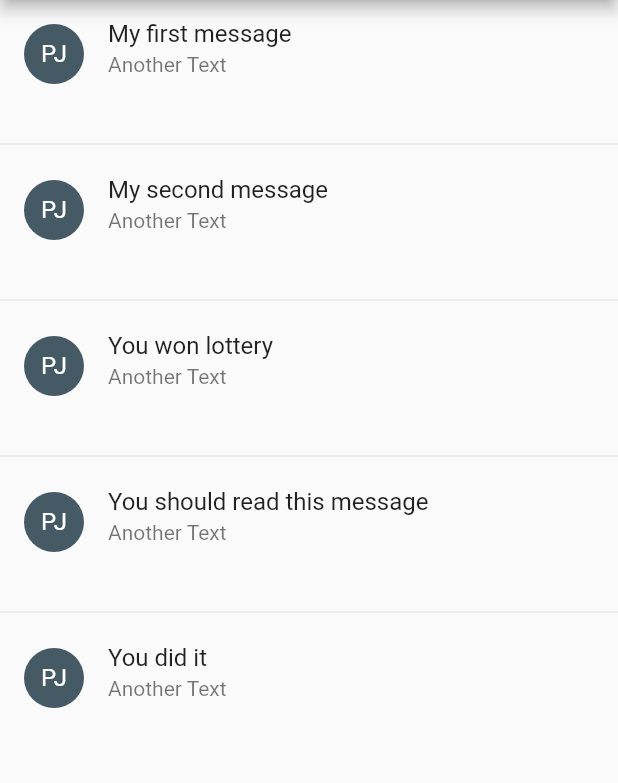
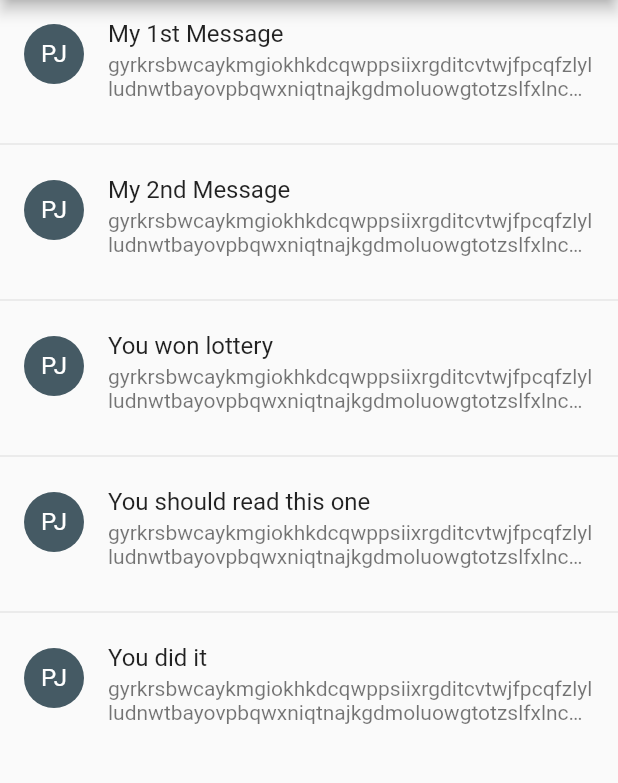
Before and after one commit to offlineprogrammer/email_app, a Flutter app: the screen it shows after launch, on a phone screen of 412 x 824 dp, the part 84-867 px from its top. Run offline on Flutter 3.47's test engine with Material 2 defaults, Android fonts, the phone set to English and light mode, and no system bars.

Commit message:
Message Class

```diff
--- a/lib/main.dart
+++ b/lib/main.dart
@@ -1,3 +1,4 @@
+import 'package:email_app/message_list.dart';
 import 'package:flutter/material.dart';
 
 void main() {
@@ -15,45 +16,7 @@ class EmailApp extends StatelessWidget {
         accentColor: Colors.red,
         visualDensity: VisualDensity.adaptivePlatformDensity,
       ),
-      home: MyHomePage(title: 'Flutter Demo Home Page'),
+      home: MessageList(title: 'Flutter Demo Home Page'),
     );
   }
 }
-
-class MyHomePage extends StatelessWidget {
-  final String title;
-  var messages = const [
-    'My first message',
-    'My second message',
-    'You won lottery',
-    'You should read this message',
-    'You did it'
-  ];
-  MyHomePage({this.title});
-
-  @override
-  Widget build(BuildContext context) {
-    return Scaffold(
-      appBar: AppBar(
-        title: Text(title),
-      ),
-      body: ListView.separated(
-        itemCount: messages.length,
-        itemBuilder: (BuildContext context, int index) {
-          var title = messages[index];
-          return ListTile(
-            title: Text(title),
-            isThreeLine: true,
-            leading: CircleAvatar(
-              child: Text('PJ'),
-            ),
-            subtitle: Text('Another Text'),
-          );
-        },
-        separatorBuilder: (BuildContext context, int index) {
-          return Divider();
-        },
-      ),
-    );
-  }
-}
--- /dev/null
+++ b/lib/message.dart
@@ -0,0 +1,10 @@
+class Message {
+  final String subject;
+  final String body;
+
+  Message(this.subject, this.body);
+
+  Message.fromJson(Map<String, dynamic> json)
+      : subject = json['subject'],
+        body = json['body'];
+}
--- /dev/null
+++ b/lib/message_list.dart
@@ -0,0 +1,63 @@
+import 'dart:convert';
+
+import 'package:email_app/message.dart';
+import 'package:flutter/material.dart';
+import 'package:flutter/services.dart';
+
+class MessageList extends StatefulWidget {
+  final String title;
+
+  const MessageList({Key key, this.title}) : super(key: key);
+
+  @override
+  _MessageListState createState() => _MessageListState();
+}
+
+class _MessageListState extends State<MessageList> {
+  var messages = const [];
+
+  Future loadMessageList() async {
+    var content = await rootBundle.loadString('data/message.json');
+    List collection = json.decode(content);
+    List<Message> _messages =
+        collection.map((json) => Message.fromJson(json)).toList();
+    setState(() {
+      messages = _messages;
+    });
+  }
+
+  void initState() {
+    loadMessageList();
+    super.initState();
+  }
+
+  @override
+  Widget build(BuildContext context) {
+    return Scaffold(
+      appBar: AppBar(
+        title: Text(widget.title),
+      ),
+      body: ListView.separated(
+        itemCount: messages.length,
+        itemBuilder: (BuildContext context, int index) {
+          Message message = messages[index];
+          return ListTile(
+            title: Text(message.subject),
+            isThreeLine: true,
+            leading: CircleAvatar(
+              child: Text('PJ'),
+            ),
+            subtitle: Text(
+              message.body,
+              maxLines: 2,
+              overflow: TextOverflow.ellipsis,
+            ),
+          );
+        },
+        separatorBuilder: (BuildContext context, int index) {
+          return Divider();
+        },
+      ),
+    );
+  }
+}
--- a/pubspec.yaml
+++ b/pubspec.yaml
@@ -45,9 +45,9 @@ flutter:
   uses-material-design: true
 
   # To add assets to your application, add an assets section, like this:
-  # assets:
+  assets:
   #   - images/a_dot_burr.jpeg
-  #   - images/a_dot_ham.jpeg
+     - data/message.json
 
   # An image asset can refer to one or more resolution-specific "variants", see
   # https://flutter.dev/assets-and-images/#resolution-aware.
```
Also changed, not shown: data/message.json (added, +27 -0 lines).
